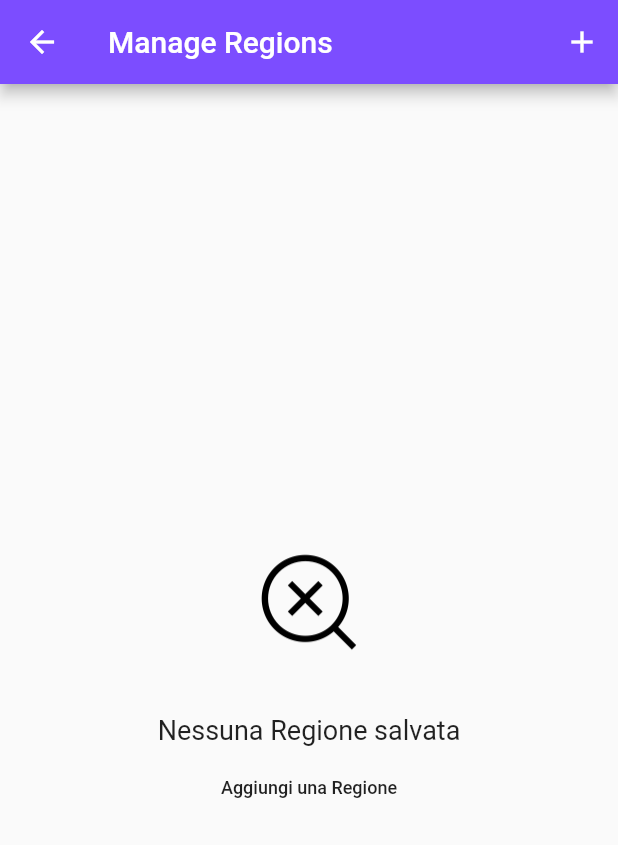
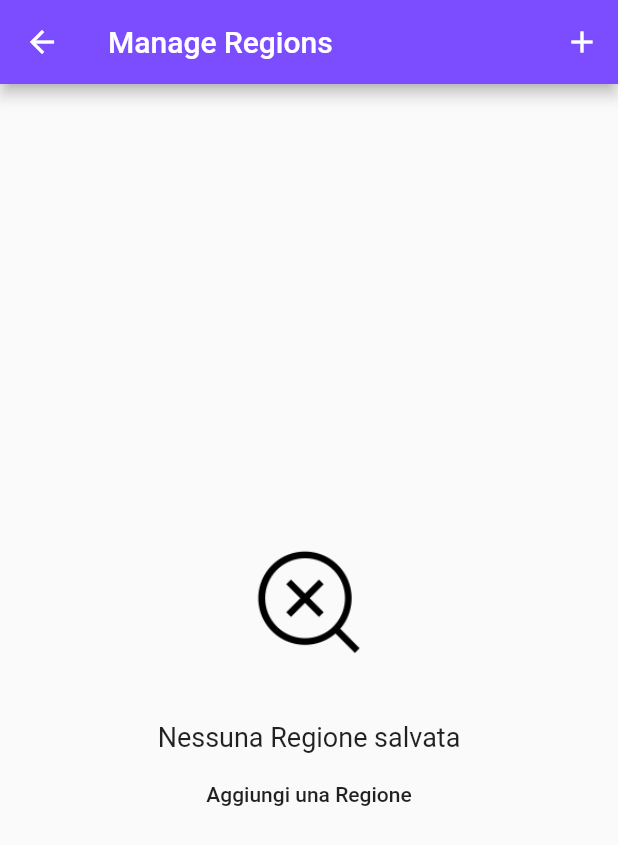
Before and after one commit to STB1019/Flutter-Beacon, a Flutter app: the screen it shows after launch, in the side drawer, after a tap on "Manage Regions", on a phone screen of 412 x 824 dp. Shown: the top 845 px of the screen. Run offline on Flutter 3.47's test engine with Material 2 defaults, Android fonts, the phone set to English and light mode, and no system bars; our stand-ins replace font_awesome_flutter; statements that could not run were skipped.

Commit message:
README implementation, adding of screenshots from the app, change name and minor graphic changes

```diff
--- a/lib/app/main.dart
+++ b/lib/app/main.dart
@@ -286,7 +286,7 @@ class _HomePageState extends State<HomePage> with WidgetsBindingObserver {
                       rssi: -76,
                       txPower: -60,
                       accuracy: 2.43,
-                    )),
+                    ), true),
                   ),
                   Card(
                     child: _buildRow(Beacon(
@@ -297,7 +297,7 @@ class _HomePageState extends State<HomePage> with WidgetsBindingObserver {
                       rssi: -76,
                       txPower: -60,
                       accuracy: 2.43,
-                    )),
+                    ), false),
                   ),
                 ],
               ),
--- a/lib/app/manage_regions_page.dart
+++ b/lib/app/manage_regions_page.dart
@@ -82,7 +82,7 @@ class _ManageRegionsPageState extends State<ManageRegionsPage> {
               color: ThemeBuilder.of(context).isDarkModeOn()
                   ? Colors.white
                   : Colors.black,
-              scale: 1.5,
+              scale: 1.4,
             ),
           ),
           Center(
@@ -102,7 +102,7 @@ class _ManageRegionsPageState extends State<ManageRegionsPage> {
                   "Aggiungi una Regione",
                   textAlign: TextAlign.center,
                   style: TextStyle(
-                    fontSize: 12,
+                    fontSize: 14,
                   ),
                 ),
                 onPressed: () => _addRegion(),
@@ -165,26 +165,19 @@ class _ManageRegionsPageState extends State<ManageRegionsPage> {
               text: "Identifier: ",
               style: TextStyle(
                 color: Theme.of(context).textTheme.bodyText1.color,
-                fontSize: 16,
-                fontWeight: FontWeight.bold,
+                fontSize: 18,
+                //fontWeight: FontWeight.bold,
               ),
               children: <TextSpan>[
                 TextSpan(
                   text: region.identifier,
                   style: TextStyle(
-                    fontSize: 20,
+                    fontSize: 18,
                     fontWeight: FontWeight.bold,
                   ),
                 ),
               ]),
         ),
-        /*Text(
-          "Identifier: " + region.identifier,
-          style: TextStyle(
-            fontSize: 18,
-            fontWeight: FontWeight.bold,
-          ),
-        ),*/
         subtitle: Text(
           region.proximityUUID,
           style: TextStyle(
```
Also changed, not shown: 10 other files.
